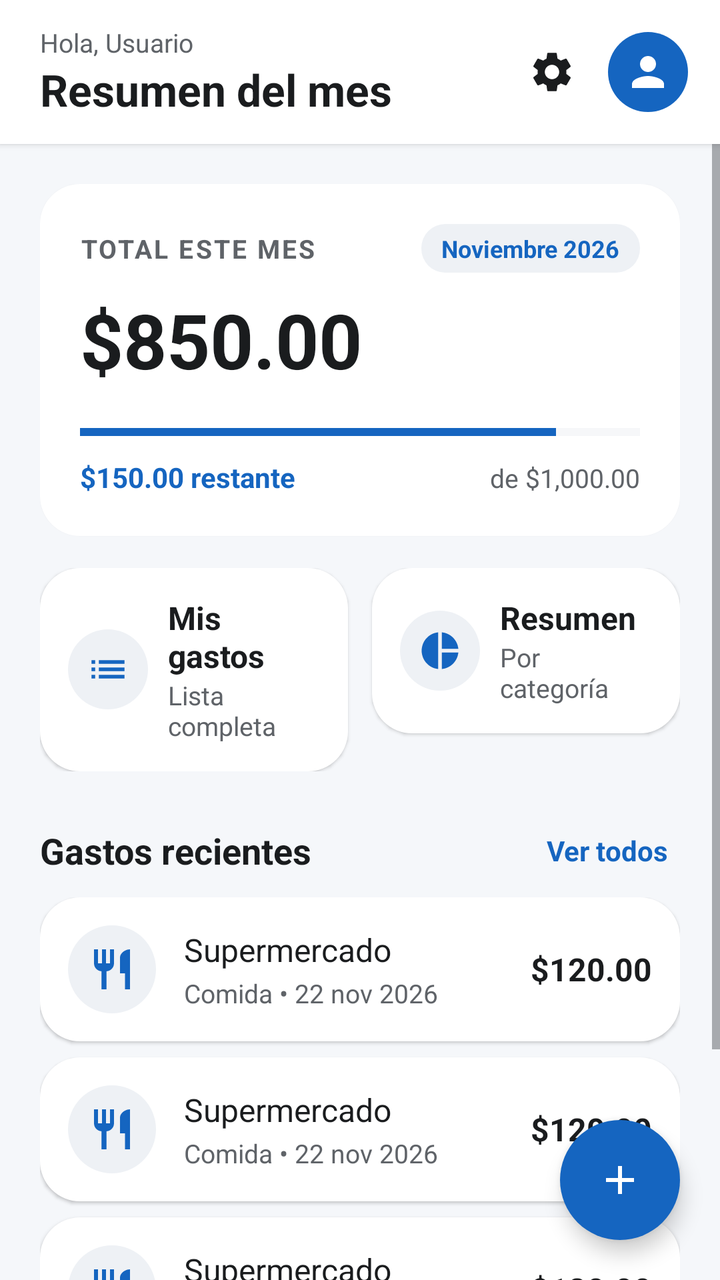
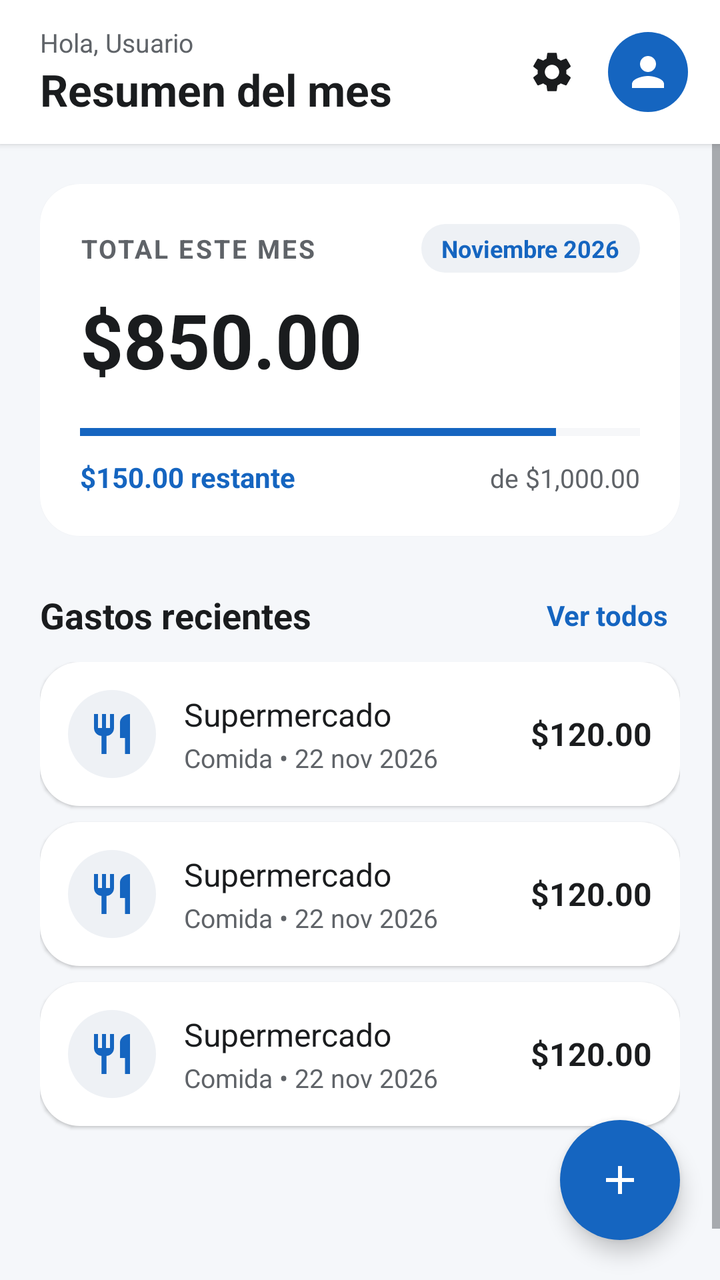

Screens rendered from an Android XML layout before and after an edit, with the pre-edit source and the edit as a unified diff.
<!-- AndroidManifest.xml: application theme Theme.ControlGastos -->
<!-- res/layout/activity_main.xml -->
<?xml version="1.0" encoding="utf-8"?>
<FrameLayout xmlns:android="http://schemas.android.com/apk/res/android"
    xmlns:app="http://schemas.android.com/apk/res-auto"
    xmlns:tools="http://schemas.android.com/tools"
    android:layout_width="match_parent"
    android:layout_height="match_parent"
    android:background="@color/fondo"
    android:fitsSystemWindows="true"
    tools:context=".activities.MainActivity">

    <LinearLayout
        android:layout_width="match_parent"
        android:layout_height="match_parent"
        android:orientation="vertical">

        
        <LinearLayout
            style="@style/BarraSuperior"
            android:layout_height="72dp"
            android:paddingStart="@dimen/margen_pantalla">

            <LinearLayout
                android:layout_width="0dp"
                android:layout_height="wrap_content"
                android:layout_weight="1"
                android:orientation="vertical">

                <TextView
                    android:id="@+id/txtSaludo"
                    style="@style/TextoSubtitulo"
                    android:layout_width="wrap_content"
                    android:layout_height="wrap_content"
                    android:text="@string/main_saludo" />

                <TextView
                    style="@style/TituloBarra"
                    android:layout_width="wrap_content"
                    android:layout_height="wrap_content"
                    android:text="@string/main_titulo" />

            </LinearLayout>

            <ImageView
                android:id="@+id/btnAjustes"
                style="@style/IconoAccion"
                android:contentDescription="@string/desc_ajustes"
                android:src="@drawable/ic_ajustes" />

            <ImageView
                android:id="@+id/imgPerfil"
                android:layout_width="@dimen/tamano_avatar"
                android:layout_height="@dimen/tamano_avatar"
                android:layout_marginStart="4dp"
                android:background="@drawable/bg_circulo_primario"
                android:contentDescription="@string/desc_perfil"
                android:padding="8dp"
                android:src="@drawable/ic_persona"
                app:tint="@color/blanco" />

        </LinearLayout>

        <ScrollView
            android:layout_width="match_parent"
            android:layout_height="0dp"
            android:layout_weight="1">

            <LinearLayout
                android:layout_width="match_parent"
                android:layout_height="wrap_content"
                android:orientation="vertical"
                android:paddingStart="@dimen/margen_pantalla"
                android:paddingTop="@dimen/margen_pantalla"
                android:paddingEnd="@dimen/margen_pantalla"
                android:paddingBottom="96dp">

                
                <LinearLayout
                    style="@style/Tarjeta"
                    android:layout_width="match_parent"
                    android:layout_height="wrap_content"
                    android:orientation="vertical">

                    <LinearLayout
                        android:layout_width="match_parent"
                        android:layout_height="wrap_content"
                        android:gravity="center_vertical"
                        android:orientation="horizontal">

                        <TextView
                            style="@style/TextoSeccion"
                            android:layout_width="0dp"
                            android:layout_weight="1"
                            android:text="@string/main_total_mes"
                            android:textColor="@color/texto_secundario" />

                        <TextView
                            android:id="@+id/txtMesActual"
                            android:layout_width="wrap_content"
                            android:layout_height="wrap_content"
                            android:background="@drawable/bg_chip"
                            android:paddingStart="10dp"
                            android:paddingTop="4dp"
                            android:paddingEnd="10dp"
                            android:paddingBottom="4dp"
                            android:text="@string/main_mes_ejemplo"
                            android:textColor="?attr/colorPrimary"
                            android:textSize="12sp"
                            android:textStyle="bold" />

                    </LinearLayout>

                    <TextView
                        android:id="@+id/txtTotalMes"
                        android:layout_width="wrap_content"
                        android:layout_height="wrap_content"
                        android:layout_marginTop="@dimen/espacio_chico"
                        android:text="@string/main_monto_ejemplo"
                        android:textColor="@color/texto_principal"
                        android:textSize="38sp"
                        android:textStyle="bold" />

                    <ProgressBar
                        android:id="@+id/progressPresupuesto"
                        style="?android:attr/progressBarStyleHorizontal"
                        android:layout_width="match_parent"
                        android:layout_height="10dp"
                        android:layout_marginTop="@dimen/espacio_medio"
                        android:max="100"
                        android:progress="85"
                        android:progressBackgroundTint="@color/divisor"
                        android:progressTint="?attr/colorPrimary" />

                    <LinearLayout
                        android:layout_width="match_parent"
                        android:layout_height="wrap_content"
                        android:layout_marginTop="@dimen/espacio_chico"
                        android:orientation="horizontal">

                        <TextView
                            android:id="@+id/txtRestante"
                            android:layout_width="0dp"
                            android:layout_height="wrap_content"
                            android:layout_weight="1"
                            android:text="@string/main_restante_ejemplo"
                            android:textColor="?attr/colorPrimary"
                            android:textSize="14sp"
                            android:textStyle="bold" />

                        <TextView
                            android:id="@+id/txtPresupuesto"
                            style="@style/TextoSubtitulo"
                            android:layout_width="wrap_content"
                            android:layout_height="wrap_content"
                            android:text="@string/main_presupuesto_ejemplo" />

                    </LinearLayout>

                </LinearLayout>

                
                <LinearLayout
                    android:layout_width="match_parent"
                    android:layout_height="wrap_content"
                    android:layout_marginTop="@dimen/espacio_medio"
                    android:orientation="horizontal">

                    <LinearLayout
                        android:id="@+id/btnVerGastos"
                        style="@style/Tarjeta"
                        android:layout_width="0dp"
                        android:layout_height="wrap_content"
                        android:layout_marginEnd="6dp"
                        android:layout_weight="1"
                        android:clickable="true"
                        android:focusable="true"
                        android:foreground="?attr/selectableItemBackground"
                        android:gravity="center_vertical"
                        android:orientation="horizontal"
                        android:padding="14dp">

                        <ImageView
                            android:layout_width="40dp"
                            android:layout_height="40dp"
                            android:background="@drawable/bg_circulo"
                            android:contentDescription="@string/desc_icono"
                            android:padding="9dp"
                            android:src="@drawable/ic_lista"
                            app:tint="?attr/colorPrimary" />

                        <LinearLayout
                            android:layout_width="wrap_content"
                            android:layout_height="wrap_content"
                            android:layout_marginStart="10dp"
                            android:orientation="vertical">

                            <TextView
                                style="@style/TextoTitulo"
                                android:layout_width="wrap_content"
                                android:layout_height="wrap_content"
                                android:text="@string/main_ver_gastos"
                                android:textStyle="bold" />

                            <TextView
                                style="@style/TextoSubtitulo"
                                android:layout_width="wrap_content"
                                android:layout_height="wrap_content"
                                android:text="@string/main_ver_gastos_sub" />

                        </LinearLayout>

                    </LinearLayout>

                    <LinearLayout
                        android:id="@+id/btnResumen"
                        style="@style/Tarjeta"
                        android:layout_width="0dp"
                        android:layout_height="wrap_content"
                        android:layout_marginStart="6dp"
                        android:layout_weight="1"
                        android:clickable="true"
                        android:focusable="true"
                        android:foreground="?attr/selectableItemBackground"
                        android:gravity="center_vertical"
                        android:orientation="horizontal"
                        android:padding="14dp">

                        <ImageView
                            android:layout_width="40dp"
                            android:layout_height="40dp"
                            android:background="@drawable/bg_circulo"
                            android:contentDescription="@string/desc_icono"
                            android:padding="9dp"
                            android:src="@drawable/ic_grafica"
                            app:tint="?attr/colorPrimary" />

                        <LinearLayout
                            android:layout_width="wrap_content"
                            android:layout_height="wrap_content"
                            android:layout_marginStart="10dp"
                            android:orientation="vertical">

                            <TextView
                                style="@style/TextoTitulo"
                                android:layout_width="wrap_content"
                                android:layout_height="wrap_content"
                                android:text="@string/main_resumen"
                                android:textStyle="bold" />

                            <TextView
                                style="@style/TextoSubtitulo"
                                android:layout_width="wrap_content"
                                android:layout_height="wrap_content"
                                android:text="@string/main_resumen_sub" />

                        </LinearLayout>

                    </LinearLayout>

                </LinearLayout>

                
                <LinearLayout
                    android:layout_width="match_parent"
                    android:layout_height="wrap_content"
                    android:layout_marginTop="@dimen/espacio_grande"
                    android:layout_marginBottom="@dimen/espacio_chico"
                    android:gravity="center_vertical"
                    android:orientation="horizontal">

                    <TextView
                        android:layout_width="0dp"
                        android:layout_height="wrap_content"
                        android:layout_weight="1"
                        android:text="@string/main_recientes"
                        android:textColor="@color/texto_principal"
                        android:textSize="18sp"
                        android:textStyle="bold" />

                    <TextView
                        android:id="@+id/txtVerTodos"
                        android:layout_width="wrap_content"
                        android:layout_height="wrap_content"
                        android:background="?attr/selectableItemBackground"
                        android:clickable="true"
                        android:focusable="true"
                        android:padding="6dp"
                        android:text="@string/main_ver_todos"
                        android:textColor="?attr/colorPrimary"
                        android:textSize="14sp"
                        android:textStyle="bold" />

                </LinearLayout>

                
                <TextView
                    android:id="@+id/txtSinGastos"
                    style="@style/TextoSubtitulo"
                    android:layout_width="match_parent"
                    android:layout_height="wrap_content"
                    android:gravity="center"
                    android:padding="@dimen/espacio_grande"
                    android:text="@string/sin_gastos"
                    android:visibility="gone" />

                
                <LinearLayout
                    android:id="@+id/layoutRecientes"
                    android:layout_width="match_parent"
                    android:layout_height="wrap_content"
                    android:orientation="vertical">

                    <include layout="@layout/item_gasto" />

                    <include layout="@layout/item_gasto" />

                    <include layout="@layout/item_gasto" />

                </LinearLayout>

            </LinearLayout>

        </ScrollView>

    </LinearLayout>

    
    <ImageButton
        android:id="@+id/btnAgregarGasto"
        android:layout_width="@dimen/tamano_fab"
        android:layout_height="@dimen/tamano_fab"
        android:layout_gravity="bottom|end"
        android:layout_margin="@dimen/margen_pantalla"
        android:background="@drawable/bg_circulo_primario"
        android:contentDescription="@string/desc_agregar"
        android:elevation="6dp"
        android:src="@drawable/ic_agregar"
        app:tint="@color/blanco" />

</FrameLayout>
<!-- res/layout/item_gasto.xml (included above) -->
<?xml version="1.0" encoding="utf-8"?>
<LinearLayout xmlns:android="http://schemas.android.com/apk/res/android"
    xmlns:app="http://schemas.android.com/apk/res-auto"
    style="@style/Tarjeta"
    android:layout_width="match_parent"
    android:layout_height="wrap_content"
    android:layout_marginBottom="@dimen/espacio_chico"
    android:gravity="center_vertical"
    android:orientation="horizontal"
    android:padding="14dp">

    <ImageView
        android:id="@+id/imgCategoria"
        android:layout_width="44dp"
        android:layout_height="44dp"
        android:background="@drawable/bg_circulo"
        android:contentDescription="@string/desc_icono"
        android:padding="10dp"
        android:src="@drawable/ic_comida"
        app:tint="?attr/colorPrimary" />

    <LinearLayout
        android:layout_width="0dp"
        android:layout_height="wrap_content"
        android:layout_marginStart="14dp"
        android:layout_weight="1"
        android:orientation="vertical">

        <TextView
            android:id="@+id/txtDescripcion"
            style="@style/TextoTitulo"
            android:layout_width="wrap_content"
            android:layout_height="wrap_content"
            android:ellipsize="end"
            android:maxLines="1"
            android:text="@string/item_descripcion_ejemplo" />

        <TextView
            android:id="@+id/txtDetalle"
            style="@style/TextoSubtitulo"
            android:layout_width="wrap_content"
            android:layout_height="wrap_content"
            android:layout_marginTop="2dp"
            android:text="@string/item_detalle_ejemplo" />

    </LinearLayout>

    <TextView
        android:id="@+id/txtMonto"
        android:layout_width="wrap_content"
        android:layout_height="wrap_content"
        android:layout_marginStart="@dimen/espacio_chico"
        android:text="@string/item_monto_ejemplo"
        android:textColor="@color/texto_principal"
        android:textSize="16sp"
        android:textStyle="bold" />

</LinearLayout>
<!-- resources referenced by this layout -->
<resources>
  <color name="blanco">#FFFFFF</color>
  <color name="divisor">#DDE1E6</color>
  <color name="fondo">#F5F7FA</color>
  <color name="texto_principal">#1A1C1E</color>
  <color name="texto_secundario">#5F6368</color>
  <dimen name="espacio_chico">8dp</dimen>
  <dimen name="espacio_grande">24dp</dimen>
  <dimen name="espacio_medio">16dp</dimen>
  <dimen name="margen_pantalla">20dp</dimen>
  <dimen name="tamano_avatar">40dp</dimen>
  <dimen name="tamano_fab">60dp</dimen>
  <!-- drawable bg_circulo (drawable) -->
  <?xml version="1.0" encoding="utf-8"?>
  <shape xmlns:android="http://schemas.android.com/apk/res/android" android:shape="oval">
      <solid android:color="@color/superficie_variante" />
  </shape>
  <!-- drawable ic_grafica (drawable) -->
  <vector xmlns:android="http://schemas.android.com/apk/res/android"
      android:width="24dp"
      android:height="24dp"
      android:tint="?attr/colorControlNormal"
      android:viewportWidth="24"
      android:viewportHeight="24">
      <path
          android:fillColor="@android:color/white"
          android:pathData="M11,2v20c-5.07,-0.5 -9,-4.79 -9,-10s3.93,-9.5 9,-10zM13.03,2v8.99H22c-0.47,-4.74 -4.24,-8.52 -8.97,-8.99zM13.03,13.01V22c4.74,-0.47 8.5,-4.25 8.97,-8.99h-8.97z" />
  </vector>
  <!-- drawable ic_lista (drawable) -->
  <vector xmlns:android="http://schemas.android.com/apk/res/android"
      android:width="24dp"
      android:height="24dp"
      android:tint="?attr/colorControlNormal"
      android:viewportWidth="24"
      android:viewportHeight="24">
      <path
          android:fillColor="@android:color/white"
          android:pathData="M3,13h2v-2H3v2zM3,17h2v-2H3v2zM3,9h2V7H3v2zM7,13h14v-2H7v2zM7,17h14v-2H7v2zM7,7v2h14V7H7z" />
  </vector>
  <string name="desc_agregar">Agregar gasto</string>
  <string name="desc_ajustes">Ajustes</string>
  <string name="desc_icono">Icono</string>
  <string name="desc_perfil">Perfil</string>
  <string name="item_descripcion_ejemplo">Supermercado</string>
  <string name="item_detalle_ejemplo">Comida • 22 nov 2026</string>
  <string name="item_monto_ejemplo">$120.00</string>
  <string name="main_mes_ejemplo">Noviembre 2026</string>
  <string name="main_monto_ejemplo">$850.00</string>
  <string name="main_presupuesto_ejemplo">de $1,000.00</string>
  <string name="main_recientes">Gastos recientes</string>
  <string name="main_restante_ejemplo">$150.00 restante</string>
  <string name="main_resumen">Resumen</string>
  <string name="main_resumen_sub">Por categoría</string>
  <string name="main_saludo">Hola, Usuario</string>
  <string name="main_titulo">Resumen del mes</string>
  <string name="main_total_mes">Total este mes</string>
  <string name="main_ver_gastos">Mis gastos</string>
  <string name="main_ver_gastos_sub">Lista completa</string>
  <string name="main_ver_todos">Ver todos</string>
  <string name="sin_gastos">Aún no tienes gastos registrados</string>
  <style name="Tarjeta">
          <item name="android:background">@drawable/bg_tarjeta</item>
          <item name="android:padding">@dimen/padding_tarjeta</item>
          <item name="android:elevation">1dp</item>
      </style>
  <style name="TextoSubtitulo">
          <item name="android:textSize">13sp</item>
          <item name="android:textColor">@color/texto_secundario</item>
      </style>
  <style name="TextoTitulo">
          <item name="android:textSize">16sp</item>
          <item name="android:textColor">@color/texto_principal</item>
      </style>
  <style name="TituloBarra">
          <item name="android:textSize">22sp</item>
          <item name="android:textColor">@color/texto_principal</item>
          <item name="android:textStyle">bold</item>
      </style>
  <style name="Theme.ControlGastos" parent="Base.Theme.ControlGastos" />
  <color name="superficie_variante">#EEF1F5</color>
  <dimen name="alto_barra">64dp</dimen>
  <color name="superficie">#FFFFFF</color>
  <dimen name="padding_tarjeta">20dp</dimen>
  <color name="tema_azul">#1565C0</color>
  <color name="error">#BA1A1A</color>
  <!-- unchanged entries left out for length: 11 -->
</resources>

<!-- the commit's change to res/layout/activity_main.xml (unified diff, before → after) -->
@@ -158,105 +158,6 @@
                 </LinearLayout>
 
                 
-                <LinearLayout
-                    android:layout_width="match_parent"
-                    android:layout_height="wrap_content"
-                    android:layout_marginTop="@dimen/espacio_medio"
-                    android:orientation="horizontal">
-
-                    <LinearLayout
-                        android:id="@+id/btnVerGastos"
-                        style="@style/Tarjeta"
-                        android:layout_width="0dp"
-                        android:layout_height="wrap_content"
-                        android:layout_marginEnd="6dp"
-                        android:layout_weight="1"
-                        android:clickable="true"
-                        android:focusable="true"
-                        android:foreground="?attr/selectableItemBackground"
-                        android:gravity="center_vertical"
-                        android:orientation="horizontal"
-                        android:padding="14dp">
-
-                        <ImageView
-                            android:layout_width="40dp"
-                            android:layout_height="40dp"
-                            android:background="@drawable/bg_circulo"
-                            android:contentDescription="@string/desc_icono"
-                            android:padding="9dp"
-                            android:src="@drawable/ic_lista"
-                            app:tint="?attr/colorPrimary" />
-
-                        <LinearLayout
-                            android:layout_width="wrap_content"
-                            android:layout_height="wrap_content"
-                            android:layout_marginStart="10dp"
-                            android:orientation="vertical">
-
-                            <TextView
-                                style="@style/TextoTitulo"
-                                android:layout_width="wrap_content"
-                                android:layout_height="wrap_content"
-                                android:text="@string/main_ver_gastos"
-                                android:textStyle="bold" />
-
-                            <TextView
-                                style="@style/TextoSubtitulo"
-                                android:layout_width="wrap_content"
-                                android:layout_height="wrap_content"
-                                android:text="@string/main_ver_gastos_sub" />
-
-                        </LinearLayout>
-
-                    </LinearLayout>
-
-                    <LinearLayout
-                        android:id="@+id/btnResumen"
-                        style="@style/Tarjeta"
-                        android:layout_width="0dp"
-                        android:layout_height="wrap_content"
-                        android:layout_marginStart="6dp"
-                        android:layout_weight="1"
-                        android:clickable="true"
-                        android:focusable="true"
-                        android:foreground="?attr/selectableItemBackground"
-                        android:gravity="center_vertical"
-                        android:orientation="horizontal"
-                        android:padding="14dp">
-
-                        <ImageView
-                            android:layout_width="40dp"
-                            android:layout_height="40dp"
-                            android:background="@drawable/bg_circulo"
-                            android:contentDescription="@string/desc_icono"
-                            android:padding="9dp"
-                            android:src="@drawable/ic_grafica"
-                            app:tint="?attr/colorPrimary" />
-
-                        <LinearLayout
-                            android:layout_width="wrap_content"
-                            android:layout_height="wrap_content"
-                            android:layout_marginStart="10dp"
-                            android:orientation="vertical">
-
-                            <TextView
-                                style="@style/TextoTitulo"
-                                android:layout_width="wrap_content"
-                                android:layout_height="wrap_content"
-                                android:text="@string/main_resumen"
-                                android:textStyle="bold" />
-
-                            <TextView
-                                style="@style/TextoSubtitulo"
-                                android:layout_width="wrap_content"
-                                android:layout_height="wrap_content"
-                                android:text="@string/main_resumen_sub" />
-
-                        </LinearLayout>
-
-                    </LinearLayout>
-
-                </LinearLayout>
 
                 
                 <LinearLayout
<!-- resource entries referenced after the edit -->
@@ -16,28 +16,6 @@
   <shape xmlns:android="http://schemas.android.com/apk/res/android" android:shape="oval">
       <solid android:color="@color/superficie_variante" />
   </shape>
-  <!-- drawable ic_grafica (drawable) -->
-  <vector xmlns:android="http://schemas.android.com/apk/res/android"
-      android:width="24dp"
-      android:height="24dp"
-      android:tint="?attr/colorControlNormal"
-      android:viewportWidth="24"
-      android:viewportHeight="24">
-      <path
-          android:fillColor="@android:color/white"
-          android:pathData="M11,2v20c-5.07,-0.5 -9,-4.79 -9,-10s3.93,-9.5 9,-10zM13.03,2v8.99H22c-0.47,-4.74 -4.24,-8.52 -8.97,-8.99zM13.03,13.01V22c4.74,-0.47 8.5,-4.25 8.97,-8.99h-8.97z" />
-  </vector>
-  <!-- drawable ic_lista (drawable) -->
-  <vector xmlns:android="http://schemas.android.com/apk/res/android"
-      android:width="24dp"
-      android:height="24dp"
-      android:tint="?attr/colorControlNormal"
-      android:viewportWidth="24"
-      android:viewportHeight="24">
-      <path
-          android:fillColor="@android:color/white"
-          android:pathData="M3,13h2v-2H3v2zM3,17h2v-2H3v2zM3,9h2V7H3v2zM7,13h14v-2H7v2zM7,17h14v-2H7v2zM7,7v2h14V7H7z" />
-  </vector>
   <string name="desc_agregar">Agregar gasto</string>
   <string name="desc_ajustes">Ajustes</string>
   <string name="desc_icono">Icono</string>
@@ -50,13 +28,9 @@
   <string name="main_presupuesto_ejemplo">de $1,000.00</string>
   <string name="main_recientes">Gastos recientes</string>
   <string name="main_restante_ejemplo">$150.00 restante</string>
-  <string name="main_resumen">Resumen</string>
-  <string name="main_resumen_sub">Por categoría</string>
   <string name="main_saludo">Hola, Usuario</string>
   <string name="main_titulo">Resumen del mes</string>
   <string name="main_total_mes">Total este mes</string>
-  <string name="main_ver_gastos">Mis gastos</string>
-  <string name="main_ver_gastos_sub">Lista completa</string>
   <string name="main_ver_todos">Ver todos</string>
   <string name="sin_gastos">Aún no tienes gastos registrados</string>
   <style name="Tarjeta">
